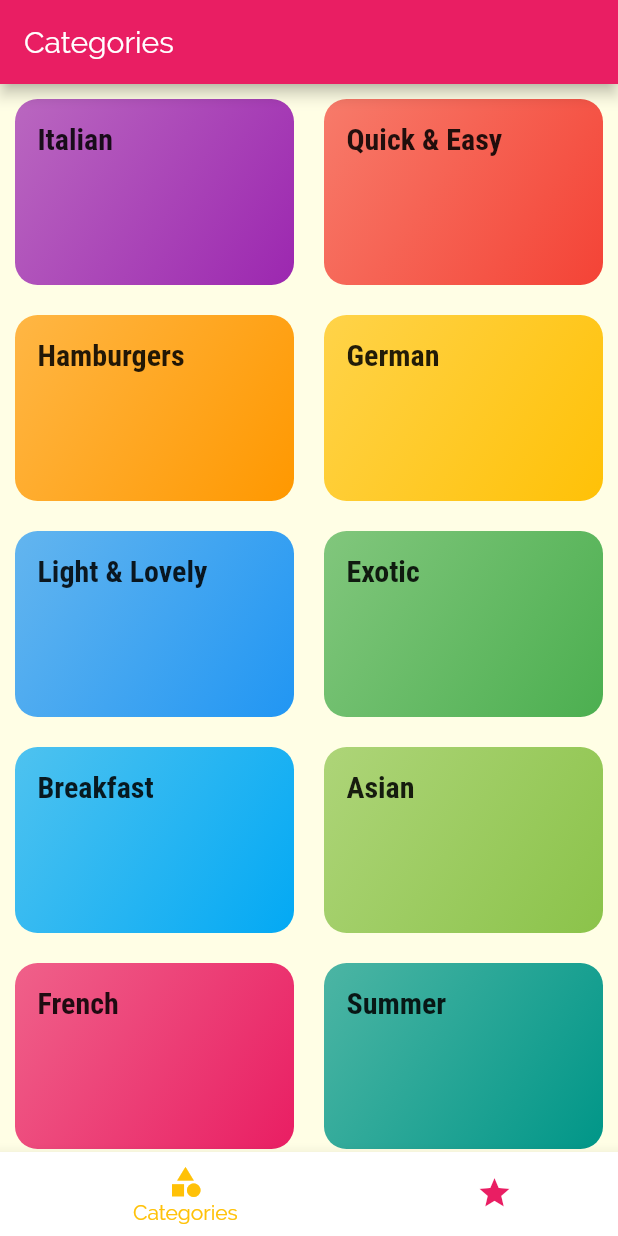
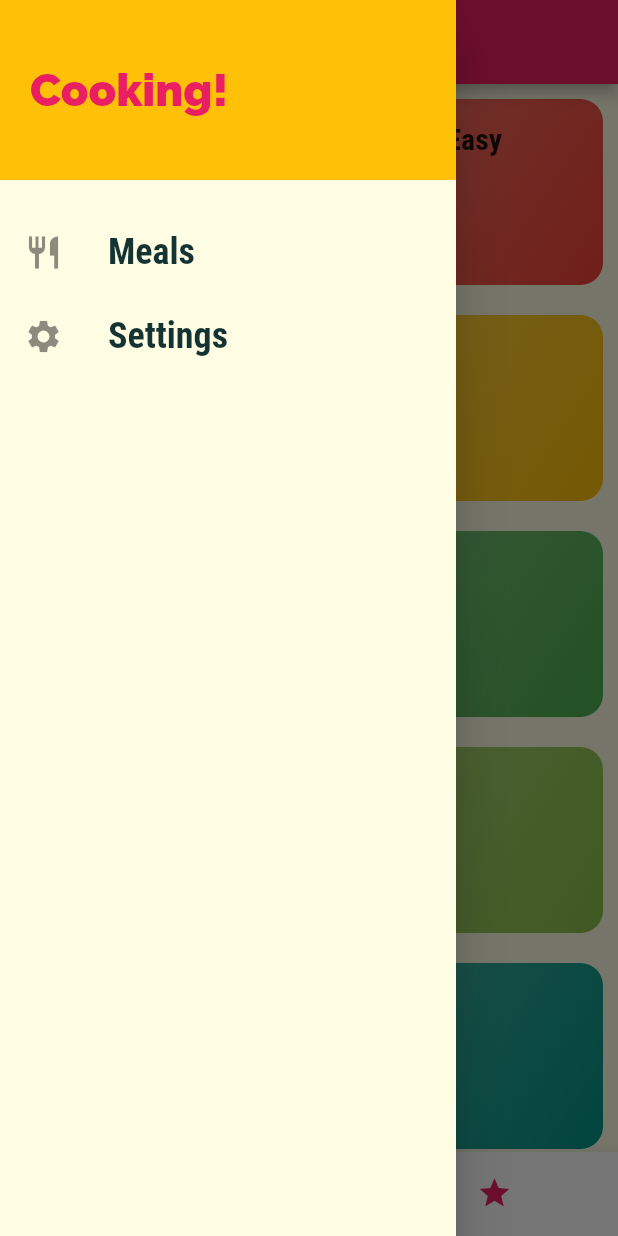
Before and after one commit to godfather-is-me/MenuItemApp, a Flutter app: the screen it shows after launch, with the side drawer open (before the commit the screen has no drawer), on a phone screen of 412 x 824 dp. Run offline on Flutter 3.47's test engine with Material 2 defaults, Android fonts, the phone set to English and light mode, and no system bars.

Commit message:
added drawer

```diff
--- a/lib/main.dart
+++ b/lib/main.dart
@@ -3,6 +3,7 @@ import 'package:menu_item_app/screens/category_meals_screen.dart';
 import 'screens/categories_screen.dart';
 import 'screens/meal_detail_screen.dart';
 import 'screens/tabs_screen.dart';
+import 'screens/filter_screen.dart';
 
 void main() => runApp(MyApp());
 
@@ -33,6 +34,7 @@ class MyApp extends StatelessWidget {
         '/': (ctx) => TabsScreen(),
         CategoryMealsScreen.routeName: (ctx) => CategoryMealsScreen(),
         MealDetailScreen.routeName: (ctx) => MealDetailScreen(),
+        FilterScreen.routeName: (ctx) => FilterScreen(),
       },
       /* onGenerateRoute: (settings) {
         print(settings.arguments);
--- /dev/null
+++ b/lib/screens/filter_screen.dart
@@ -0,0 +1,11 @@
+import 'package:flutter/material.dart';
+
+class FilterScreen extends StatelessWidget {
+  static const routeName = '/filters';
+  @override
+  Widget build(BuildContext context) {
+    return Container(
+      child: Text('Filters'),
+    );
+  }
+}
--- a/lib/screens/tabs_screen.dart
+++ b/lib/screens/tabs_screen.dart
@@ -1,5 +1,6 @@
 import 'package:flutter/material.dart';
 import 'package:menu_item_app/screens/categories_screen.dart';
+import 'package:menu_item_app/widgets/main_drawer.dart';
 import 'favorites_screen.dart';
 
 class TabsScreen extends StatefulWidget {
@@ -27,6 +28,7 @@ class _TabsScreenState extends State<TabsScreen> {
       appBar: AppBar(
         title: Text(_pages[_selectedPageIndex]['title']),
       ),
+      drawer: MainDrawer(),
       body: _pages[_selectedPageIndex]['page'],
       bottomNavigationBar: BottomNavigationBar(
         onTap: _selectPage,
--- /dev/null
+++ b/lib/widgets/main_drawer.dart
@@ -0,0 +1,65 @@
+import 'package:flutter/material.dart';
+import '../screens/filter_screen.dart';
+
+class MainDrawer extends StatelessWidget {
+  Widget buildListTile(String title, IconData icon, Function function) {
+    return ListTile(
+      leading: Icon(
+        icon,
+        size: 26,
+      ),
+      title: Text(
+        title,
+        style: TextStyle(
+          fontFamily: 'RobotoCondensed',
+          fontSize: 24,
+          fontWeight: FontWeight.bold,
+        ),
+      ),
+      // onTap: ,
+    );
+  }
+
+  @override
+  Widget build(BuildContext context) {
+    return Drawer(
+      child: Column(
+        children: <Widget>[
+          Container(
+            height: 120,
+            width: double.infinity,
+            padding: EdgeInsets.all(20),
+            alignment: Alignment.centerLeft,
+            color: Theme.of(context).accentColor,
+            // decoration: BoxDecoration(),
+            child: Text(
+              'Cooking!',
+              style: TextStyle(
+                fontWeight: FontWeight.w900,
+                fontSize: 30,
+                color: Theme.of(context).primaryColor,
+              ),
+            ),
+          ),
+          SizedBox(
+            height: 20,
+          ),
+          buildListTile(
+            'Meals',
+            Icons.restaurant,
+            () {
+              Navigator.of(context).pushNamed('/');
+            },
+          ),
+          buildListTile(
+            'Settings',
+            Icons.settings,
+            () {
+              Navigator.of(context).pushNamed(FilterScreen.routeName);
+            },
+          ),
+        ],
+      ),
+    );
+  }
+}
```
